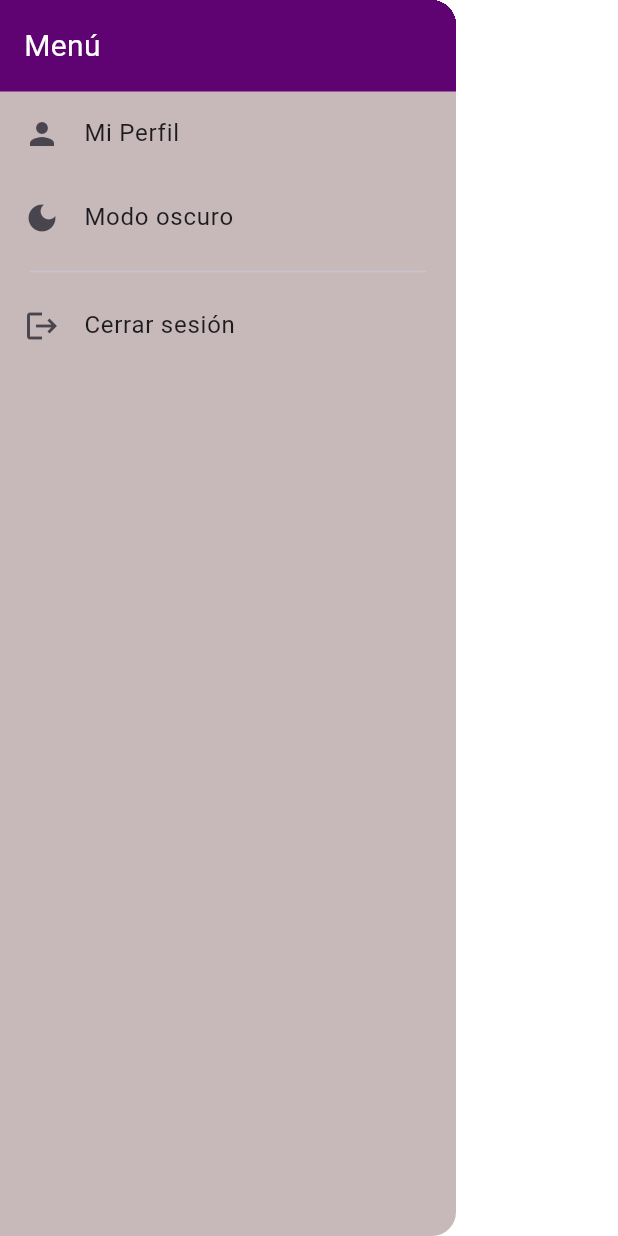
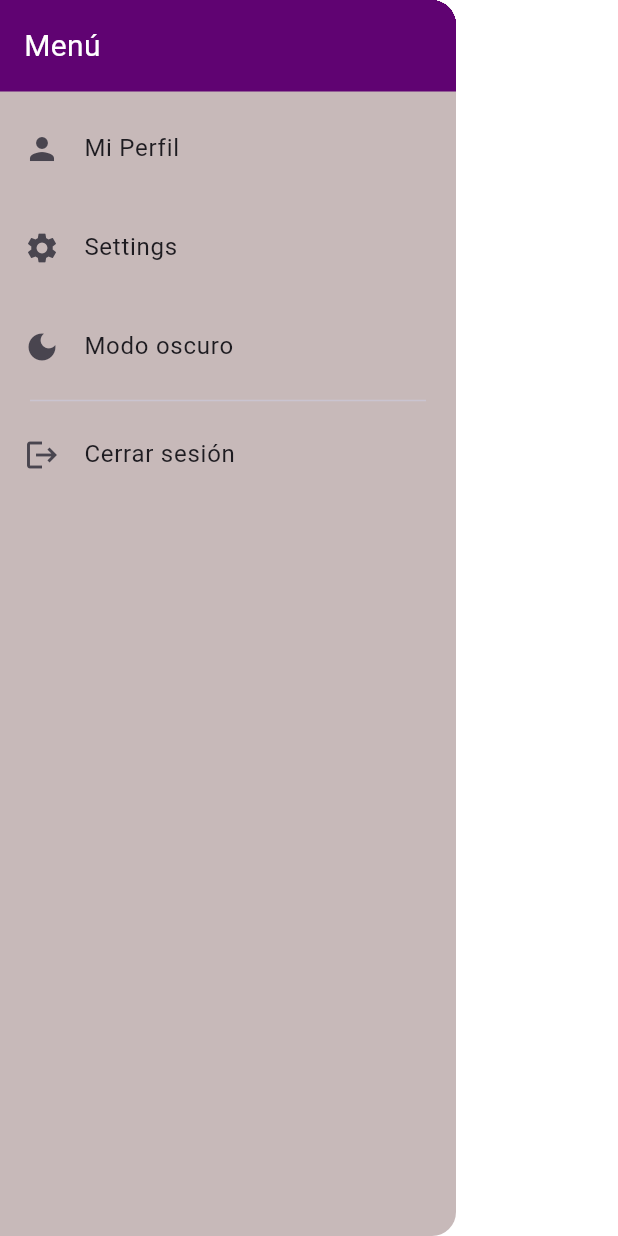
Before and after one commit to nicsilvi/miniPlantillaFlutter, a Flutter app: the DrawerMenu widget shown alone on an empty page, opened directly, on a phone screen of 412 x 824 dp. Run offline on Flutter 3.47's test engine with Material 3 defaults, Android fonts, the light colour scheme and no system bars; our stand-ins replace cloud_firestore, firebase_auth, firebase_core, flutter_riverpod, go_router; accounts and stored records are empty.

Commit message:
added boton settings sin implementar

```diff
--- a/lib/app/presentation/views/menu_lateral.dart
+++ b/lib/app/presentation/views/menu_lateral.dart
@@ -34,6 +34,7 @@ class DrawerMenu extends ConsumerWidget {
                   ),
                 ),
               ),
+              const SizedBox(height: 10),
               ListTile(
                 leading: const Icon(Icons.person),
                 title: const Text("Mi Perfil"),
@@ -43,6 +44,17 @@ class DrawerMenu extends ConsumerWidget {
                   context.goNamed("/profile");
                 },
               ),
+              const SizedBox(height: 10),
+              ListTile(
+                leading: Icon(Icons.settings),
+                title: Text("Settings"),
+                onTap: () {
+                  context.pop();
+                  //ir a la vista de settings
+                  print("settings button");
+                },
+              ),
+              const SizedBox(height: 10),
               ListTile(
                 leading:
                     Icon(themeService ? Icons.light_mode : Icons.dark_mode),
--- a/lib/app/presentation/views/profile_view.dart
+++ b/lib/app/presentation/views/profile_view.dart
@@ -55,6 +55,7 @@ class _ProfileViewState extends ConsumerState<ProfileView>
               child: Column(
                 children: [
                   const SizedBox(height: 16),
+                  const SizedBox(height: 16),
                   GestureDetector(
                     onTap: () async {
                       await pickAndSelectImage(
```
